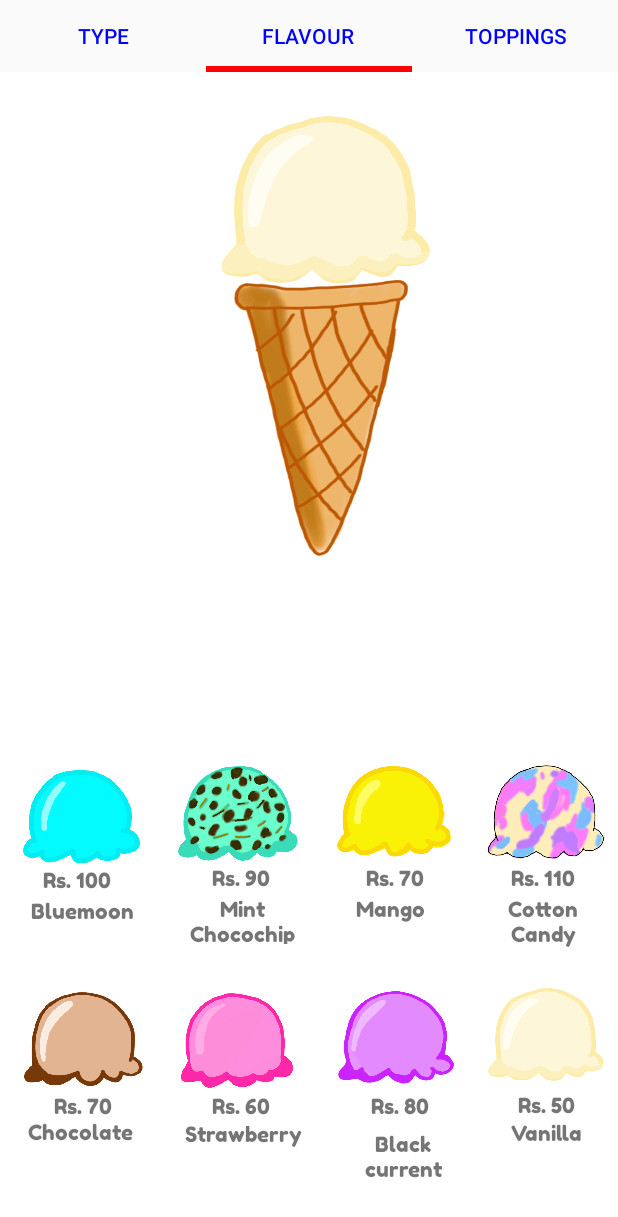
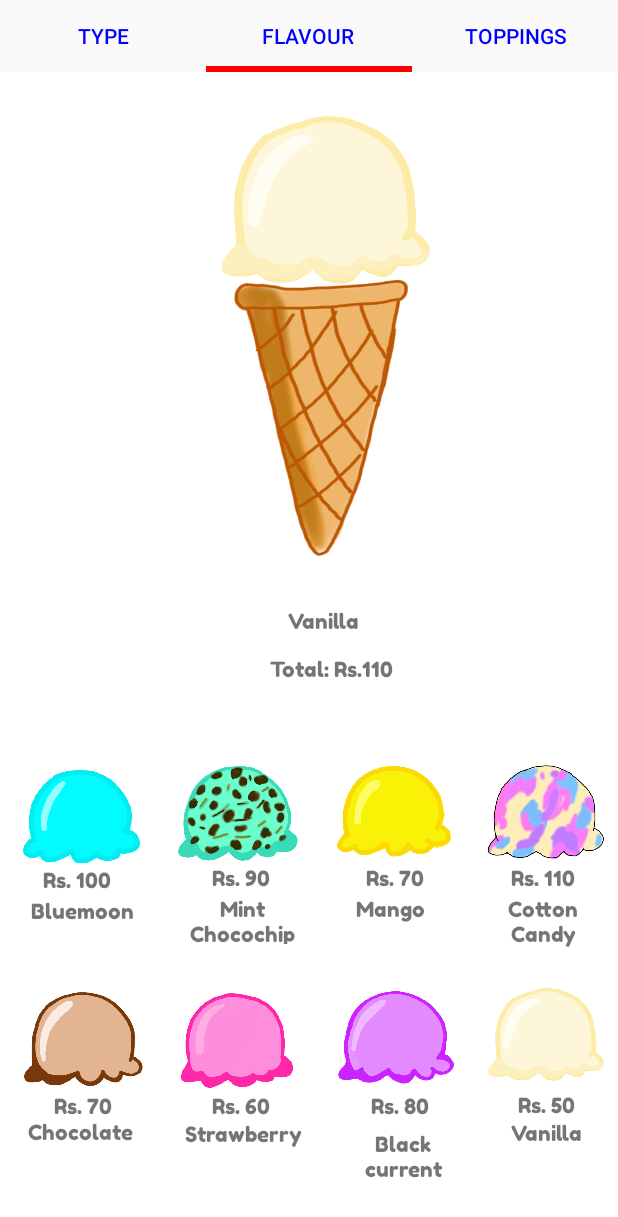
Before and after one commit to Deepanc7/Customice, an Android app: the fragment1 screen opened directly, with no data from a screen before it, tab 2 chosen, on a phone screen of 412 x 824 dp. Shown: the top 1217 px of the screen. Run offline under Robolectric (Android 15) with nearby library versions, the phone set to English and light mode, and no system bars; Roboto replaces fonts that are not available here.

Commit message:
sent price state from fragment 1 bundle; default state change for fragment 2 fixed

```diff
--- a/app/src/main/java/com/example/t_frag/fragment1.java
+++ b/app/src/main/java/com/example/t_frag/fragment1.java
@@ -34,6 +34,7 @@ public class fragment1 extends Fragment {
 
                 Bundle result = new Bundle();
                 result.putString("bundleKeyBase", "cup");
+                result.putInt("basePrice", 30);
                 getParentFragmentManager().setFragmentResult("requestKeyBase", result);
             }
         });
@@ -43,6 +44,7 @@ public class fragment1 extends Fragment {
                 selectDisplay.setText("Ice-Cream Cone");
                 Bundle result = new Bundle();
                 result.putString("bundleKeyBase", "cone");
+                result.putInt("basePrice", 60);
                 getParentFragmentManager().setFragmentResult("requestKeyBase", result);
             }
         });
--- a/app/src/main/java/com/example/t_frag/fragment2.java
+++ b/app/src/main/java/com/example/t_frag/fragment2.java
@@ -38,12 +38,17 @@ public class fragment2 extends Fragment {
 
                 if(baseType == "cone") {
                     typeImg.setImageResource(R.drawable.cone_plain);
+                    TextView totalFrag2 = view.findViewById(R.id.total_price_frag2);
+
                     basePrice =60;
+                    totalFrag2.setText("Total: Rs." + (basePrice + flavorPrice));
                 }
                 else
                 {
                     typeImg.setImageResource(R.drawable.cup_plain);
                     basePrice =30;
+                    TextView totalFrag2 = view.findViewById(R.id.total_price_frag2);
+                    totalFrag2.setText("Total: Rs." + (basePrice + flavorPrice));
                 }
                 Bundle result1 = new Bundle();
                 result1.putString("bundleKeyType", baseType);
@@ -56,6 +61,7 @@ public class fragment2 extends Fragment {
         ImageView imgView=(ImageView)view.findViewById(R.id.imageView);
         TextView textview6 = view.findViewById(R.id.total_text_frag2);
         TextView totalFrag2 = view.findViewById(R.id.total_price_frag2);
+        totalFrag2.setText("Total: Rs." + (basePrice + 50));
 
         ImageView scoop_view = (ImageView)view.findViewById(R.id.flavour_img2);
 
--- a/app/src/main/res/layout/fragment_fragment2.xml
+++ b/app/src/main/res/layout/fragment_fragment2.xml
@@ -146,6 +146,7 @@
         android:layout_width="211dp"
         android:layout_height="30dp"
         android:fontFamily="@font/fredoka_one"
+        android:text="Vanilla"
         android:textAlignment="center"
         app:layout_constraintBottom_toBottomOf="parent"
         app:layout_constraintEnd_toEndOf="parent"
```
